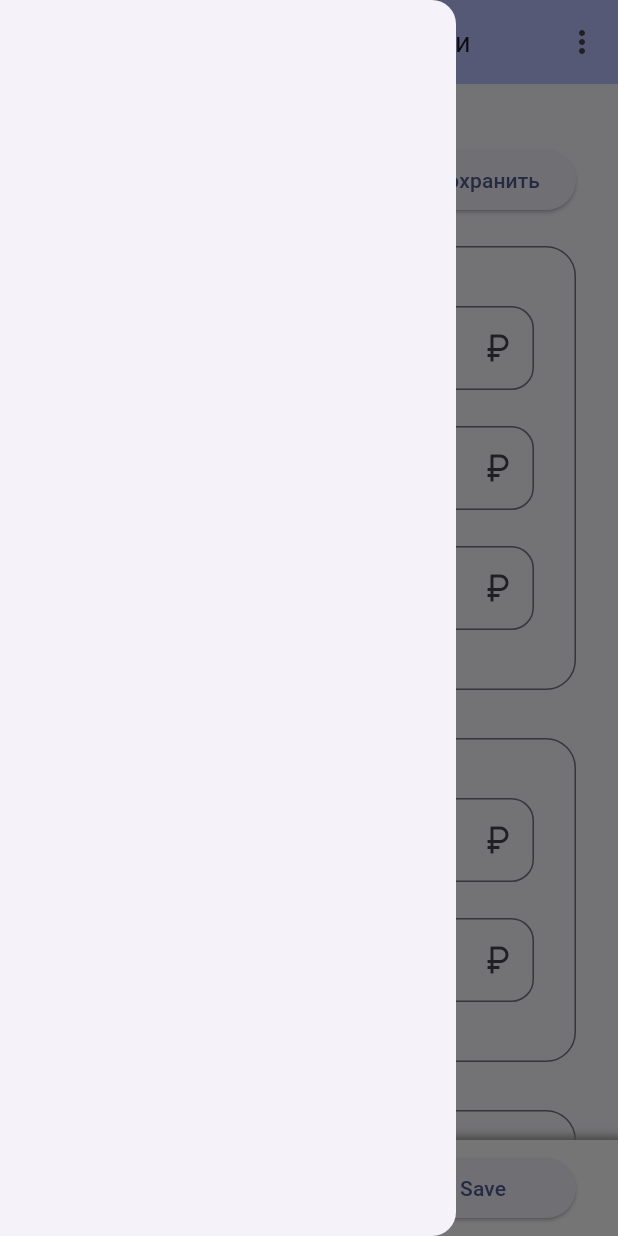
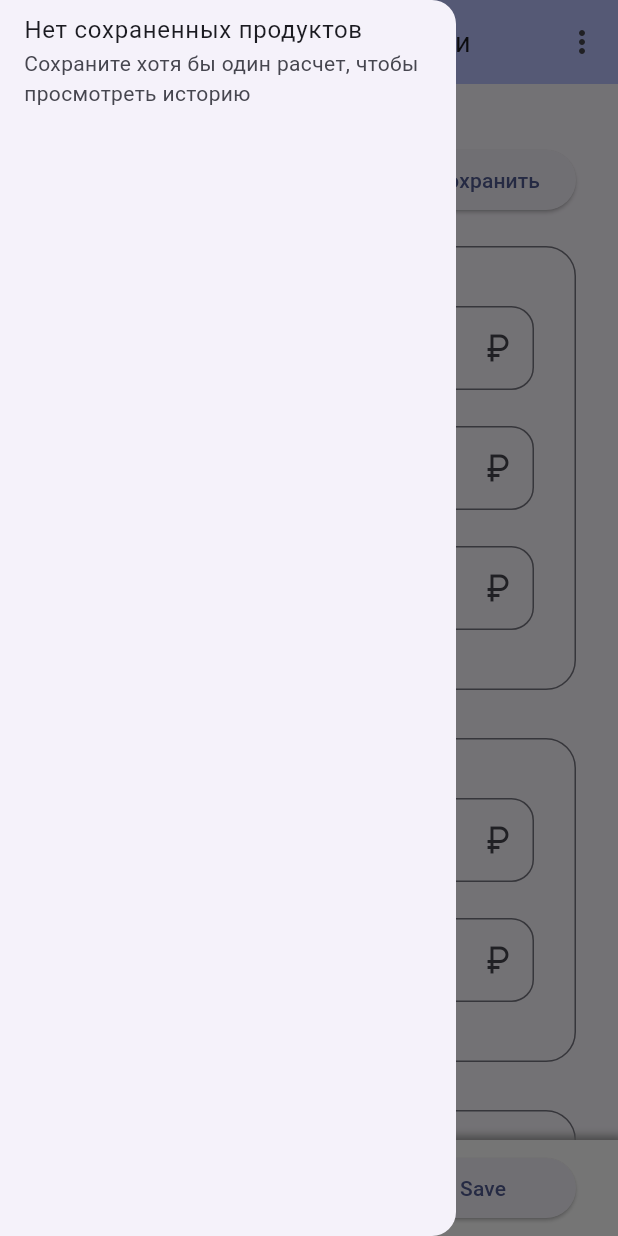
Before and after one commit to WizMe-M/carewool_profitability_calculator, a Flutter app: the screen it shows after launch, with the side drawer open, on a phone screen of 412 x 824 dp. Run offline on Flutter 3.47's test engine with Material 2 defaults, Android fonts, the phone set to English and light mode, and no system bars; our stand-ins replace flutter_mobx, freezed_annotation, get_it, mobx, rxdart, sembast; missing offline and left inert: dfunc; generated files the repository leaves out were written again.

Commit message:
save+delete calculations and show calc history in side bar

```diff
--- a/lib/entity/product/product.dart
+++ b/lib/entity/product/product.dart
@@ -14,6 +14,7 @@ class Product with _$Product {
     required String name,
     @JsonKey(name: 'creation_date') required DateTime creationDate,
     required List<Parameter> parameters,
+    required double total,
   }) = _Product;
 
   factory Product.fromJson(Map<String, dynamic> json) =>
--- a/lib/widget/app.dart
+++ b/lib/widget/app.dart
@@ -18,7 +18,17 @@ class App extends StatelessWidget {
         future: GetIt.I.allReady(),
         builder: (context, snapshot) => snapshot.hasData
             ? const CalculatorPage()
-            : const CircularProgressIndicator(),
+            : const Scaffold(
+                body: SafeArea(
+                  child: Center(
+                    child: SizedBox(
+                      width: 200,
+                      height: 200,
+                      child: CircularProgressIndicator(),
+                    ),
+                  ),
+                ),
+              ),
       ),
     );
   }
--- a/lib/widget/nav/side_bar.dart
+++ b/lib/widget/nav/side_bar.dart
@@ -1,6 +1,8 @@
 import 'package:carewool_profitability_calculator/viewmodel/repo/product_repo.dart';
 import 'package:flutter/material.dart';
+import 'package:flutter_mobx/flutter_mobx.dart';
 import 'package:get_it/get_it.dart';
+import 'package:intl/intl.dart';
 
 class SideBar extends StatelessWidget {
   SideBar({super.key});
@@ -9,14 +11,36 @@ class SideBar extends StatelessWidget {
 
   @override
   Widget build(BuildContext context) {
-    var list = _repo.products.toList(growable: false);
     return Drawer(
       child: SafeArea(
-        child: ListView.builder(
-          itemCount: list.length,
-          itemBuilder: (context, index) => ListTile(
-            title: Text(list[index].name),
-          ),
+        child: Observer(
+          builder: (context) {
+            var products = _repo.products.toList(growable: false);
+            var snapshots = _repo.productsSnapshot.toList(growable: false);
+            return products.isNotEmpty
+                ? ListView.builder(
+                    itemCount: products.length,
+                    itemBuilder: (context, index) {
+                      var item = products[index];
+                      var dateValue = DateFormat('dd.MM.yyyy HH:mm:ss')
+                          .format(item.creationDate.toLocal());
+                      return ListTile(
+                        title: Text('${item.name} (${item.total}₽)'),
+                        subtitle: Text(dateValue),
+                        trailing: IconButton(
+                          icon: const Icon(Icons.clear),
+                          onPressed: () async =>
+                              await _repo.remove(snapshots[index].key),
+                        ),
+                      );
+                    },
+                  )
+                : const ListTile(
+                    title: Text('Нет сохраненных продуктов'),
+                    subtitle: Text('Сохраните хотя бы один расчет, '
+                        'чтобы просмотреть историю'),
+                  );
+          },
         ),
       ),
     );
--- a/pubspec.yaml
+++ b/pubspec.yaml
@@ -27,6 +27,7 @@ dependencies:
   sembast: ^3.4.3+1
   path_provider: ^2.0.14
   path: ^1.8.3
+  intl: ^0.18.0
 
 dev_dependencies:
   flutter_test:
```
Also changed, not shown: lib/main.dart (+7 -5 lines), lib/viewmodel/repo/product_repo.dart (+26 -9 lines), lib/widget/page/calculator/bottom_total_bar.dart (+6 -3 lines), lib/entity/product/product.freezed.dart, lib/entity/product/product.g.dart, lib/viewmodel/repo/product_repo.g.dart, pubspec.lock.
